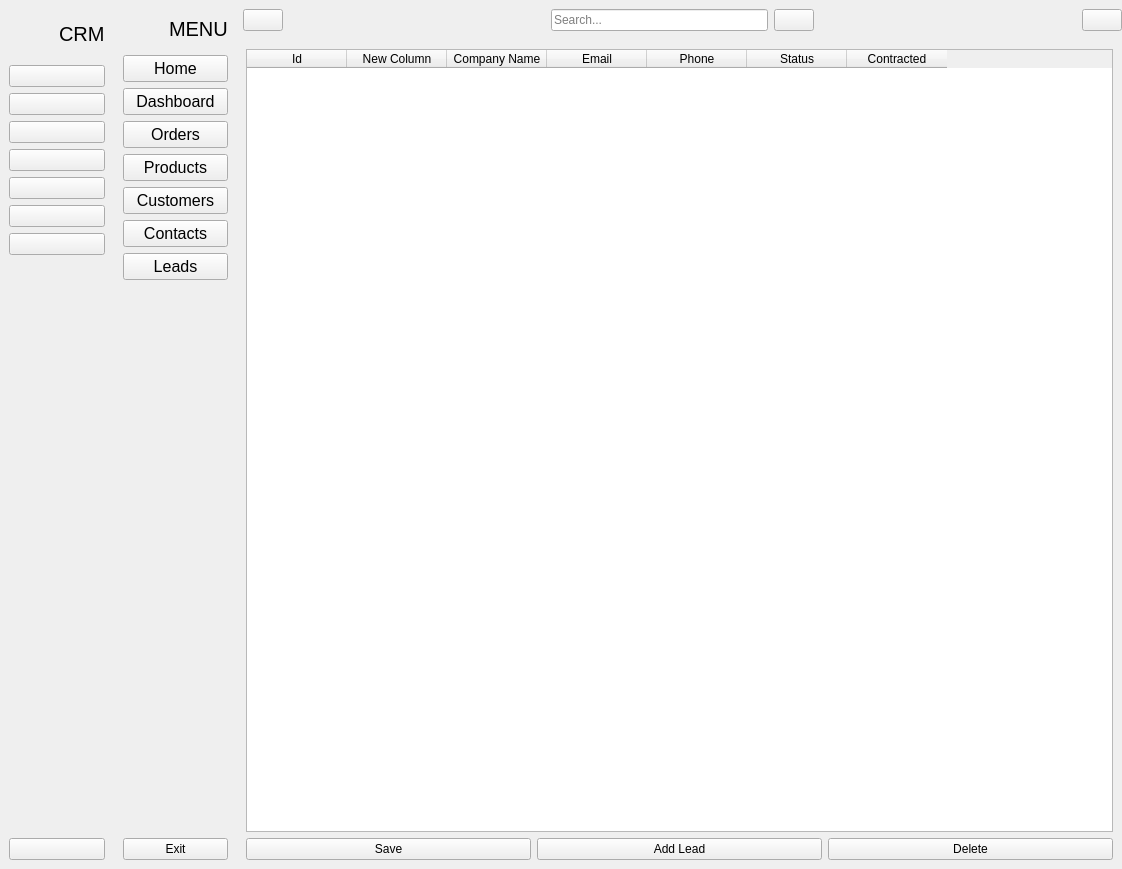
First picture: the form in src/MainWindow.ui, repository BROM100/CRM-APP, before the edit.
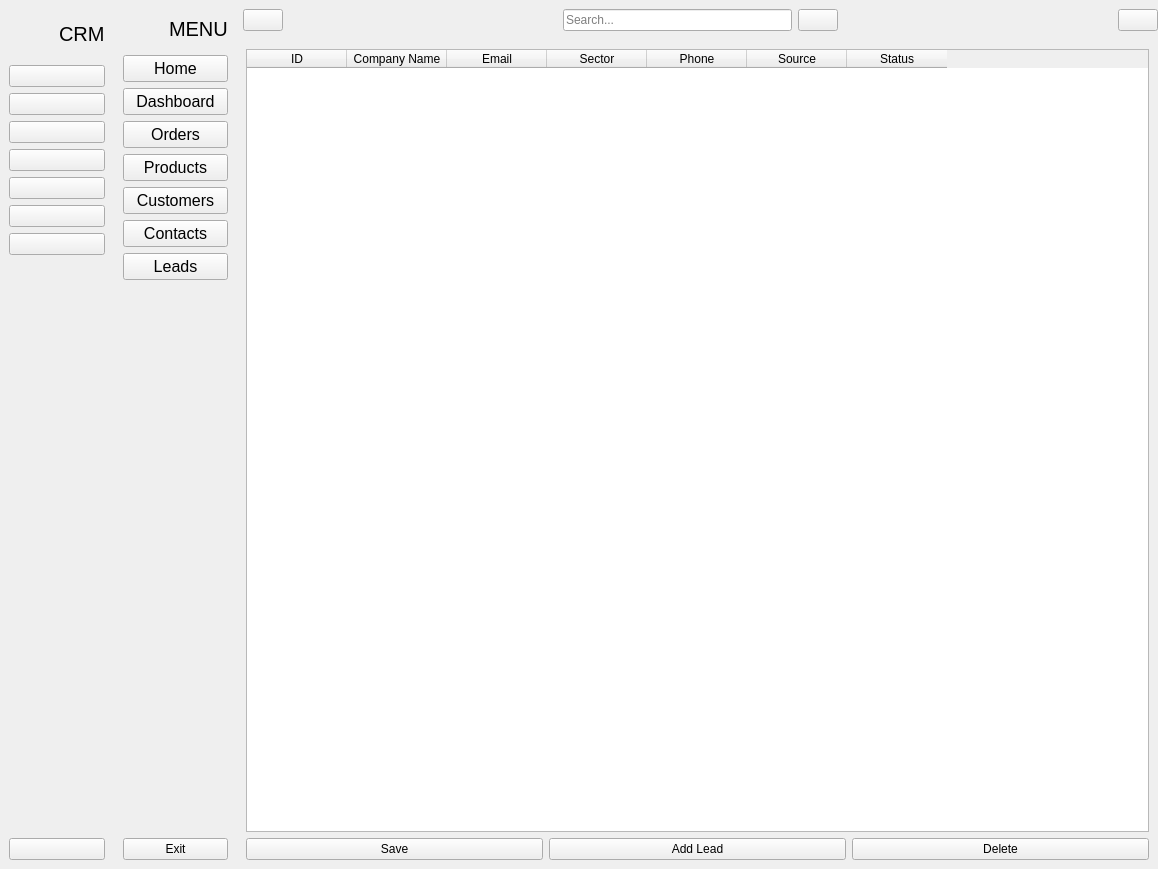
Second picture: the form after the edit. The open tabs and pages were chosen to show the change. Icons and pictures are not drawn.

Patch:
```diff
--- a/src/MainWindow.ui
+++ b/src/MainWindow.ui
@@ -6,7 +6,7 @@
    <rect>
     <x>0</x>
     <y>0</y>
-    <width>1122</width>
+    <width>1158</width>
     <height>869</height>
    </rect>
   </property>
@@ -747,35 +747,9 @@
           <layout class="QGridLayout" name="gridLayout_8">
            <item row="0" column="0">
             <widget class="QTableWidget" name="leads_tableWidget">
-             <property name="sizePolicy">
-              <sizepolicy hsizetype="MinimumExpanding" vsizetype="Expanding">
-               <horstretch>0</horstretch>
-               <verstretch>0</verstretch>
-              </sizepolicy>
-             </property>
-             <property name="cursor" stdset="0">
-              <cursorShape>SizeAllCursor</cursorShape>
-             </property>
-             <property name="contextMenuPolicy">
-              <enum>Qt::ActionsContextMenu</enum>
-             </property>
-             <attribute name="verticalHeaderMinimumSectionSize">
-              <number>100</number>
-             </attribute>
-             <attribute name="verticalHeaderDefaultSectionSize">
-              <number>100</number>
-             </attribute>
-             <attribute name="verticalHeaderHighlightSections">
-              <bool>true</bool>
-             </attribute>
              <column>
               <property name="text">
-               <string>Id</string>
-              </property>
-             </column>
-             <column>
-              <property name="text">
-               <string>New Column</string>
+               <string>ID</string>
               </property>
              </column>
              <column>
@@ -788,21 +762,26 @@
                <string>Email</string>
               </property>
              </column>
+             <column>
+              <property name="text">
+               <string>Sector</string>
+              </property>
+             </column>
              <column>
               <property name="text">
                <string>Phone</string>
               </property>
              </column>
+             <column>
+              <property name="text">
+               <string>Source</string>
+              </property>
+             </column>
              <column>
               <property name="text">
                <string>Status</string>
               </property>
              </column>
-             <column>
-              <property name="text">
-               <string>Contracted</string>
-              </property>
-             </column>
             </widget>
            </item>
            <item row="1" column="0">
```
Left out of the diff: 45 changed lines with no effect on the pictures.
